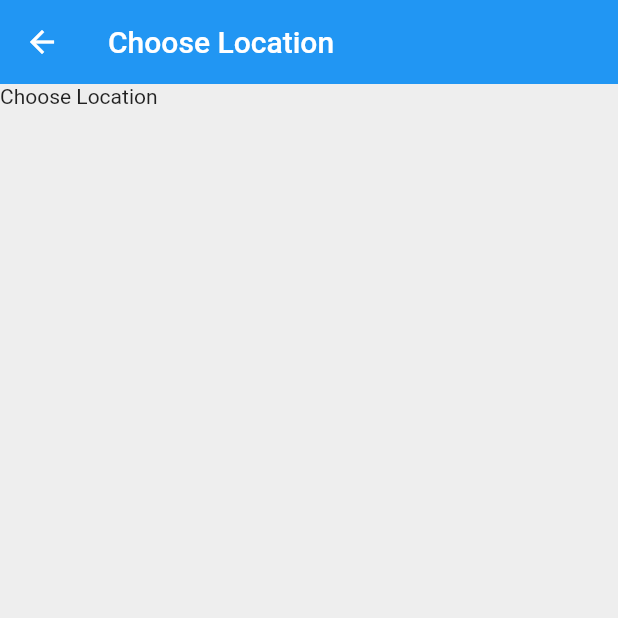
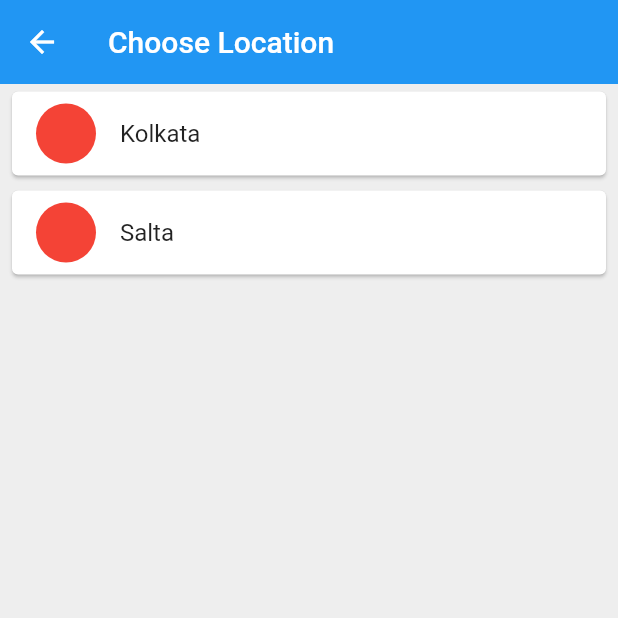
Before and after one commit to codingbbq/flutter_weather_app, a Flutter app: the ChooseLocation screen opened directly, on a phone screen of 412 x 824 dp, the top half of it. Run offline on Flutter 3.47's test engine with Material 2 defaults, Android fonts, the phone set to English and light mode, and no system bars; our stand-ins replace flutter_spinkit; network calls fail.

Commit message:
Change location functionality implemented

```diff
--- a/lib/pages/choose_location.dart
+++ b/lib/pages/choose_location.dart
@@ -1,4 +1,5 @@
 import 'package:flutter/material.dart';
+import 'package:flutter_world_time/service/WorldTime.dart';
 
 class ChooseLocation extends StatefulWidget {
   @override
@@ -6,6 +7,22 @@ class ChooseLocation extends StatefulWidget {
 }
 
 class _ChooseLocationState extends State<ChooseLocation> {
+
+  List<WorldTime> locations = [
+    WorldTime(location: "Kolkata", url: "Asia/Kolkata", flag: "kolkata.png"),
+    WorldTime(location: "Salta", url: "America/Argentina/Salta", flag: "salta.png")
+  ];
+
+  void updateTime(index) async {
+    WorldTime worldTimeLocalInstance = locations[index];
+    await worldTimeLocalInstance.getTime();
+    Navigator.pop(context, {
+      'location' : worldTimeLocalInstance.location,
+      'time' : worldTimeLocalInstance.time,
+      'flag' : worldTimeLocalInstance.flag,
+      'isDayTime' : worldTimeLocalInstance.isDayTime
+    });
+  }
 
   @override
   Widget build(BuildContext context) {
@@ -16,7 +33,25 @@ class _ChooseLocationState extends State<ChooseLocation> {
         title: Text("Choose Location"),
         elevation: 0,
       ),
-      body: Text("Choose Location"),
+      body: ListView.builder(
+        itemCount: locations.length,
+        itemBuilder: (context, index){
+          return Padding(
+            padding: const EdgeInsets.symmetric(vertical: 1.0, horizontal: 4.0),
+            child: Card(
+              child: ListTile(
+                onTap: (){
+                  updateTime(index);
+                },
+                title: Text(locations[index].location),
+                leading: CircleAvatar(
+                  backgroundColor: Colors.red,
+                ),
+              ),
+            ),
+          );
+        } // itemBuilder
+      ),
     );
   }
 }
```
Also changed, not shown: lib/pages/home.dart (+59 -3 lines), lib/pages/loading.dart (+17 -11 lines), lib/service/WorldTime.dart (+15 -1 lines), pubspec.yaml (+5 -4 lines), assets/images/day.png (added), assets/images/night.png (added), pubspec.lock.
